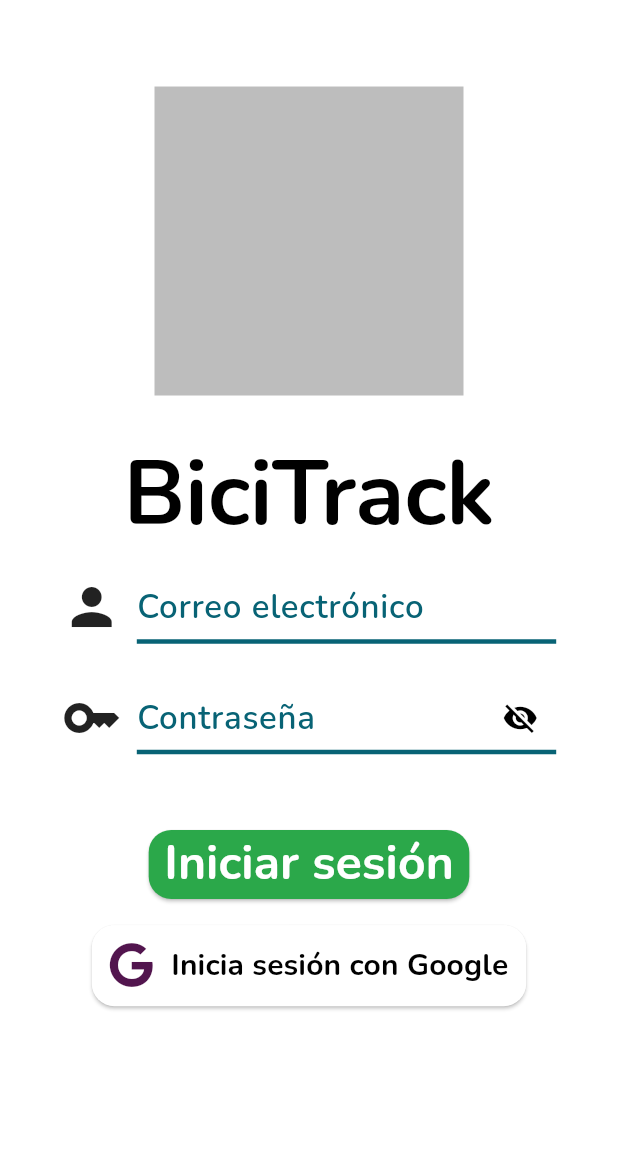
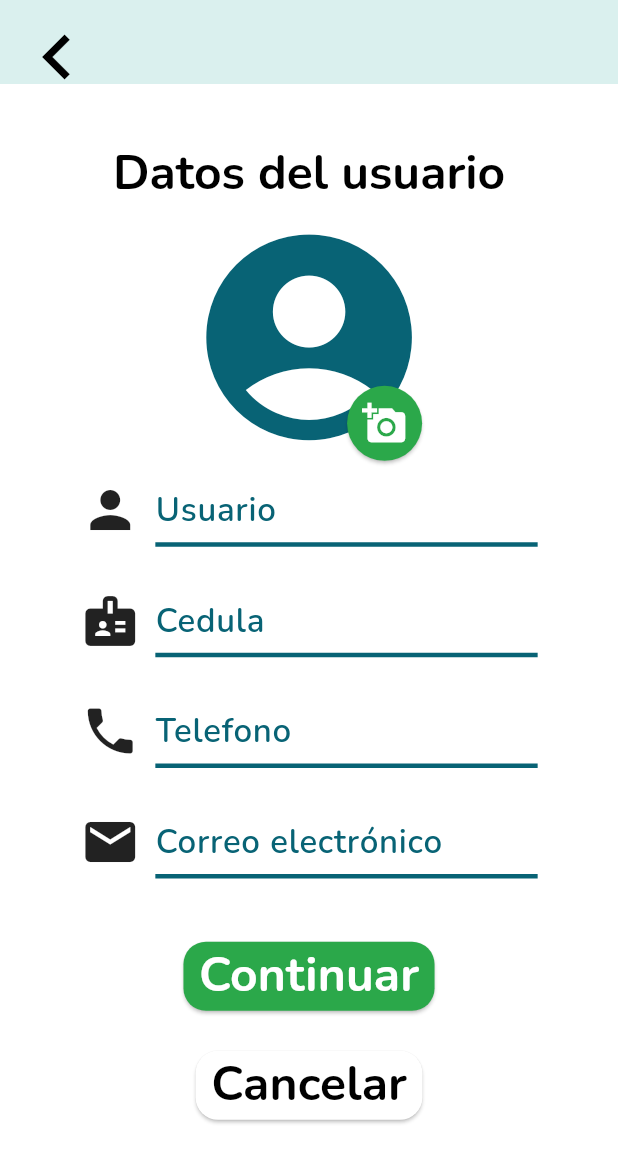
Before and after one commit to mbolanoss/bicitrack, a Flutter app: the screen it shows after launch, on a phone screen of 412 x 824 dp. Shown: the top 1163 px of the screen. Run offline on Flutter 3.47's test engine with Material 2 defaults, Android fonts, the phone set to English and light mode, and no system bars; our stand-ins replace firebase_auth, firebase_core, font_awesome_flutter, google_fonts, google_sign_in; accounts and stored records are empty.

Commit message:
Created register user UI

```diff
--- a/bicitrack/lib/main.dart
+++ b/bicitrack/lib/main.dart
@@ -1,4 +1,5 @@
 import 'package:bicitrack/screens/home_screen.dart';
+import 'package:bicitrack/screens/register_bike/register_bike_user.dart';
 import 'package:bicitrack/screens/test_screen.dart';
 import 'package:bicitrack/utilities/custom_theme.dart';
 import 'package:flutter/material.dart';
@@ -31,13 +32,14 @@ class MyApp extends StatelessWidget {
       title: 'Flutter Demo',
       theme: lightTheme,
       // Cambiar ruta inicial segun sea necesario
-      initialRoute: '/wrapper',
+      initialRoute: '/register_bike',
       // Aqui van las rutas de todas las ventanas
       routes: {
         '/': (context) => const HomeScreen(),
         '/test': (context) => const TestScreen(),
-        '/login': (context) => LoginScreen(),
+        '/login': (context) => const LoginScreen(),
         '/wrapper': (context) => Wrapper(),
+        '/register_bike': (context) => const RegisterBikeUser(),
       },
     );
   }
--- /dev/null
+++ b/bicitrack/lib/screens/register_bike/register_bike.dart
@@ -0,0 +1,26 @@
+import 'package:flutter/material.dart';
+
+class RegisterBike extends StatelessWidget {
+  const RegisterBike({super.key});
+
+  @override
+  Widget build(BuildContext context) {
+    final screenSize = MediaQuery.of(context).size;
+    final textTheme = Theme.of(context).textTheme;
+    final elevatedButtonTheme = Theme.of(context).elevatedButtonTheme;
+
+    return SafeArea(
+      child: Scaffold(
+        body: SingleChildScrollView(
+          child: Container(
+            // Margen de toda la pantalla
+            margin: EdgeInsets.symmetric(
+              vertical: screenSize.height * 0.07,
+              horizontal: screenSize.width * 0.1,
+            ),
+          ),
+        ),
+      ),
+    );
+  }
+}
--- /dev/null
+++ b/bicitrack/lib/screens/register_bike/register_bike_user.dart
@@ -0,0 +1,217 @@
+import 'package:bicitrack/utilities/custom_theme.dart';
+import 'package:flutter/material.dart';
+import 'package:font_awesome_flutter/font_awesome_flutter.dart';
+
+import '../../widgets/form_input.dart';
+
+class RegisterBikeUser extends StatelessWidget {
+  const RegisterBikeUser({super.key});
+
+  @override
+  Widget build(BuildContext context) {
+    final screenSize = MediaQuery.of(context).size;
+    final textTheme = Theme.of(context).textTheme;
+    final elevatedButtonTheme = Theme.of(context).elevatedButtonTheme;
+
+    return SafeArea(
+      child: Scaffold(
+        appBar: AppBar(
+          backgroundColor: cream,
+          leading: IconButton(
+            icon: const Icon(Icons.keyboard_arrow_left_sharp),
+            iconSize: 60,
+            onPressed: () {},
+          ),
+        ),
+        body: SingleChildScrollView(
+          child: Container(
+            // Margen de toda la pantalla
+            margin: EdgeInsets.symmetric(
+              vertical: screenSize.height * 0.05,
+              horizontal: screenSize.width * 0.13,
+            ),
+            child: Center(
+              child: Column(
+                children: [
+                  // Titulo
+                  Text(
+                    'Datos del usuario',
+                    style: textTheme.displayMedium,
+                  ),
+                  SizedBox(height: screenSize.height * 0.01),
+                  // Foto de usuario
+                  Stack(
+                    alignment: AlignmentDirectional.bottomEnd,
+                    children: [
+                      Icon(
+                        Icons.account_circle,
+                        color: seablue,
+                        size: screenSize.width * 0.4,
+                      ),
+                      // Boton añadir foto
+                      ElevatedButton(
+                        onPressed: () {},
+                        style: elevatedButtonTheme.style!.copyWith(
+                          shape:
+                              MaterialStateProperty.all(const CircleBorder()),
+                          padding: MaterialStateProperty.all(
+                            const EdgeInsets.all(10),
+                          ),
+                        ),
+                        child: const Icon(
+                          Icons.add_a_photo,
+                          size: 30,
+                          color: Colors.white,
+                        ),
+                      ),
+                    ],
+                  ),
+                  SizedBox(height: screenSize.height * 0.01),
+                  // Formulario
+                  const RegisterUserForm(),
+
+                  SizedBox(height: screenSize.height * 0.03),
+                  // Boton cancelar
+                  ElevatedButton(
+                    onPressed: () {},
+                    style: elevatedButtonTheme.style!.copyWith(
+                        backgroundColor:
+                            MaterialStateProperty.all(Colors.white)),
+                    child: Text(
+                      'Cancelar',
+                      style: textTheme.labelLarge!.copyWith(
+                        color: Colors.black,
+                      ),
+                    ),
+                  ),
+                ],
+              ),
+            ),
+          ),
+        ),
+      ),
+    );
+  }
+}
+
+class RegisterUserForm extends StatelessWidget {
+  static final formKey = GlobalKey<FormState>();
+  static final userFieldController = TextEditingController();
+  static final idFieldController = TextEditingController();
+  static final phoneFieldController = TextEditingController();
+  static final emailFieldController = TextEditingController();
+
+  const RegisterUserForm({
+    super.key,
+  });
+
+  // Future<void> handleLogin(BuildContext context) async {
+  //   final textTheme = Theme.of(context).textTheme;
+  //   try {
+  //     await loginService.signInWithEmailAndPassword(
+  //       email: emailFieldController.text,
+  //       password: passFieldController.text,
+  //     );
+  //     emailFieldController.clear();
+  //     passFieldController.clear();
+  //   } on FirebaseAuthException {
+  //     showDialog(
+  //       context: context,
+  //       builder: (_) {
+  //         return AlertDialog(
+  //           backgroundColor: red,
+  //           title: Container(
+  //             padding: const EdgeInsets.all(15),
+  //             decoration: const BoxDecoration(
+  //               color: Colors.white,
+  //               borderRadius: BorderRadius.all(
+  //                 Radius.circular(20),
+  //               ),
+  //             ),
+  //             child: Text(
+  //               'Error al iniciar sesión',
+  //               style: textTheme.displayMedium,
+  //               textAlign: TextAlign.center,
+  //             ),
+  //           ),
+  //           content: Text(
+  //             'Por favor ingrese correctamente sus credenciales',
+  //             style: textTheme.displaySmall,
+  //             textAlign: TextAlign.center,
+  //           ),
+  //         );
+  //       },
+  //     );
+  //   }
+  // }
+
+  @override
+  Widget build(BuildContext context) {
+    final screenSize = MediaQuery.of(context).size;
+    final textTheme = Theme.of(context).textTheme;
+    return Form(
+      key: formKey,
+      child: Column(
+        children: [
+          // Usuario
+          FormInput(
+            controller: userFieldController,
+            inputType: TextInputType.name,
+            icon: Icons.person,
+            hint: 'Usuario',
+            isPass: false,
+            validator: (value) {},
+          ),
+          SizedBox(height: screenSize.height * 0.03),
+          // Cedula
+          FormInput(
+            controller: idFieldController,
+            inputType: TextInputType.number,
+            icon: Icons.badge,
+            hint: 'Cedula',
+            isPass: false,
+            validator: (value) {},
+          ),
+          SizedBox(height: screenSize.height * 0.03),
+          // Telefono
+          FormInput(
+            controller: phoneFieldController,
+            inputType: TextInputType.number,
+            icon: Icons.phone,
+            hint: 'Telefono',
+            isPass: false,
+            validator: (value) {},
+          ),
+          SizedBox(height: screenSize.height * 0.03),
+          // Email
+          FormInput(
+            controller: emailFieldController,
+            icon: Icons.email,
+            hint: 'Correo electrónico',
+            isPass: false,
+            validator: (value) {
+              if (value!.isEmpty) {
+                return 'Ingrese un correo electrónico';
+              }
+              bool emailValid = RegExp(
+                      r"^[a-zA-Z0-9.a-zA-Z0-9.!#$%&'*+-/=?^_`{|}~]+@[a-zA-Z0-9]+\.[a-zA-Z]+")
+                  .hasMatch(value);
+              if (!emailValid) {
+                return 'Correo electrónico inválido';
+              }
+            },
+          ),
+          SizedBox(height: screenSize.height * 0.05),
+          // Boton continuar
+          ElevatedButton(
+            onPressed: () {},
+            child: Text(
+              'Continuar',
+              style: textTheme.labelLarge,
+            ),
+          ),
+        ],
+      ),
+    );
+  }
+}
--- a/bicitrack/lib/widgets/form_input.dart
+++ b/bicitrack/lib/widgets/form_input.dart
@@ -7,6 +7,7 @@ class FormInput extends StatefulWidget {
   final bool isPass;
   final String? Function(String?) validator;
   final TextEditingController controller;
+  final TextInputType inputType;
 
   const FormInput({
     super.key,
@@ -15,6 +16,7 @@ class FormInput extends StatefulWidget {
     required this.isPass,
     required this.validator,
     required this.controller,
+    this.inputType = TextInputType.emailAddress,
   });
 
   @override
@@ -33,6 +35,7 @@ class _FormInputState extends State<FormInput> {
         Flexible(
           child: TextFormField(
             controller: widget.controller,
+            keyboardType: widget.inputType,
             cursorColor: seablue,
             obscureText: hasVisibilty,
             decoration: InputDecoration(
```
